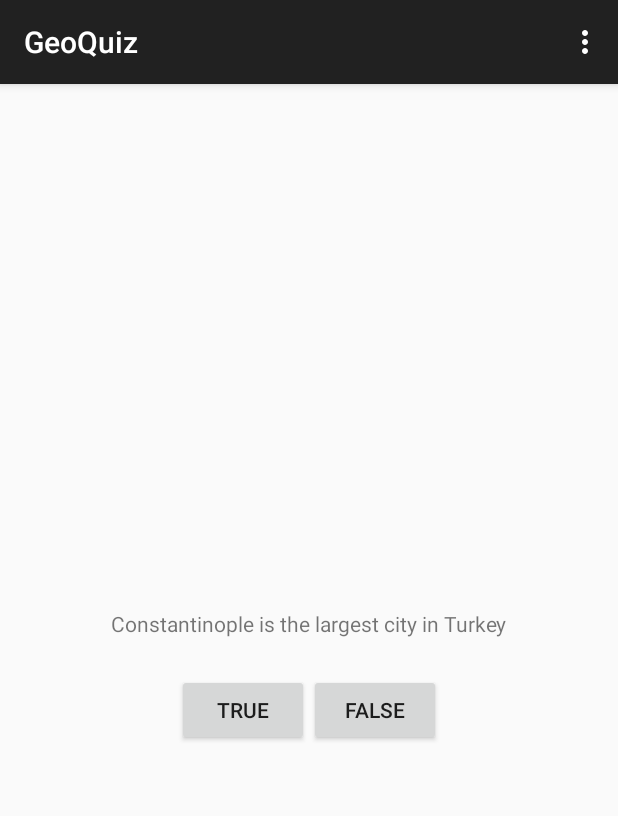
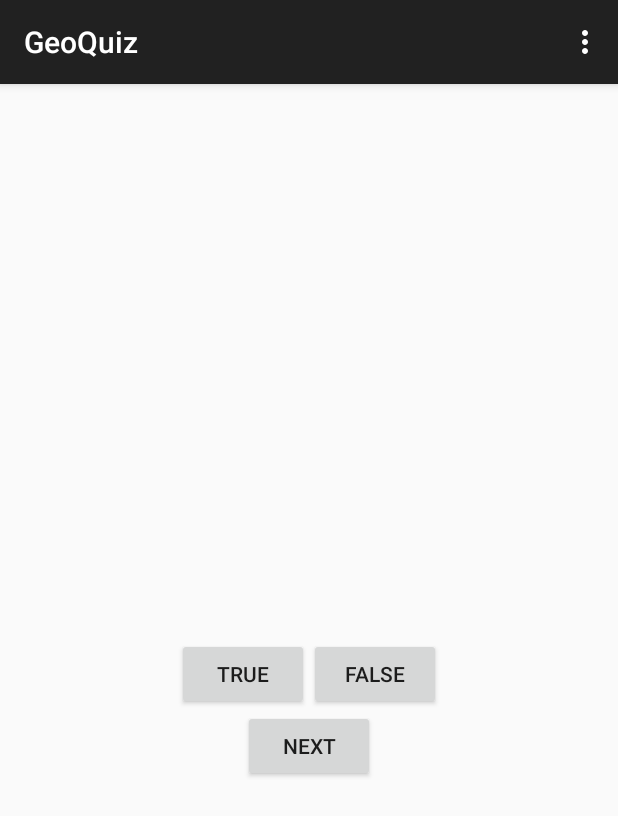
Before and after one commit to Ayman250/GeoQuiz, an Android app: the screen it shows after launch (QuizActivity), on a phone screen of 412 x 824 dp. Shown: the top 816 px of the screen. Run offline under Robolectric (Android 15) with nearby library versions, the phone set to English and light mode, and no system bars.

Commit message:
Finished page 40

```diff
--- a/app/src/main/res/layout/activity_quiz.xml
+++ b/app/src/main/res/layout/activity_quiz.xml
@@ -5,10 +5,10 @@
     android:orientation="vertical">
 
     <TextView
+        android:id="@+id/question_text_view"
         android:layout_width="wrap_content"
         android:layout_height="wrap_content"
-        android:padding="24dp"
-        android:text="@string/question_text"/>
+        android:padding="24dp"/>
 
     <LinearLayout
         android:layout_width="wrap_content"
@@ -29,4 +29,10 @@
 
     </LinearLayout>
 
+    <Button
+        android:id="@+id/next_button"
+        android:layout_width="wrap_content"
+        android:layout_height="wrap_content"
+        android:text="@string/next_button"/>
+
 </LinearLayout>
--- a/app/src/main/res/values/strings.xml
+++ b/app/src/main/res/values/strings.xml
@@ -1,11 +1,9 @@
 <resources>
     <string name="app_name">GeoQuiz</string>
-    <string name="question_text">
-        Constantinople is the largest city in Turkey
-    </string>
     <string name="true_button">True</string>
     <string name="false_button">False</string>
     <string name="correct_toast">Correct</string>
     <string name="incorrect_toast">Incorrect</string>
+    <string name="next_button">Next</string>
     <string name="action_settings">Settings</string>
 </resources>
```
Also changed, not shown: app/src/main/java/com/ayman/geoquiz/geoquiz/Question.java (line endings or trailing spaces), 2 other files.
